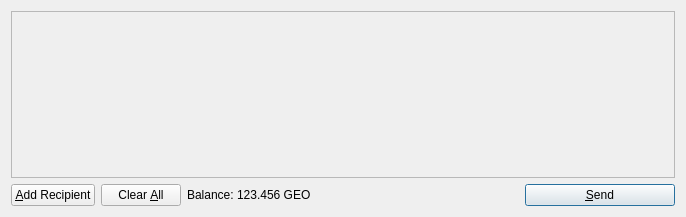
Before: the Qt Designer form src/qt/forms/sendcoinsdialog.ui in OnlineGamingCoin/OnlineGamingCoin, drawn with Qt 5.
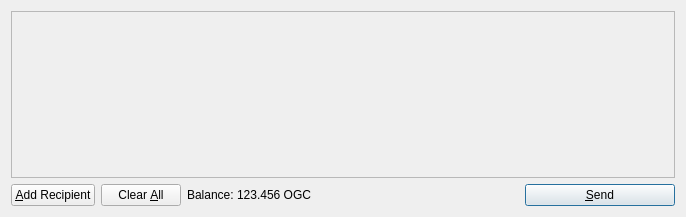
After: the same form once the commit is applied. Icons and pictures are not drawn.

```diff
--- a/src/qt/forms/sendcoinsdialog.ui
+++ b/src/qt/forms/sendcoinsdialog.ui
@@ -119,7 +119,7 @@
           <cursorShape>IBeamCursor</cursorShape>
          </property>
          <property name="text">
-          <string>123.456 GEO</string>
+          <string>123.456 OGC</string>
          </property>
          <property name="textInteractionFlags">
           <set>Qt::LinksAccessibleByMouse|Qt::TextSelectableByKeyboard|Qt::TextSelectableByMouse</set>
```
